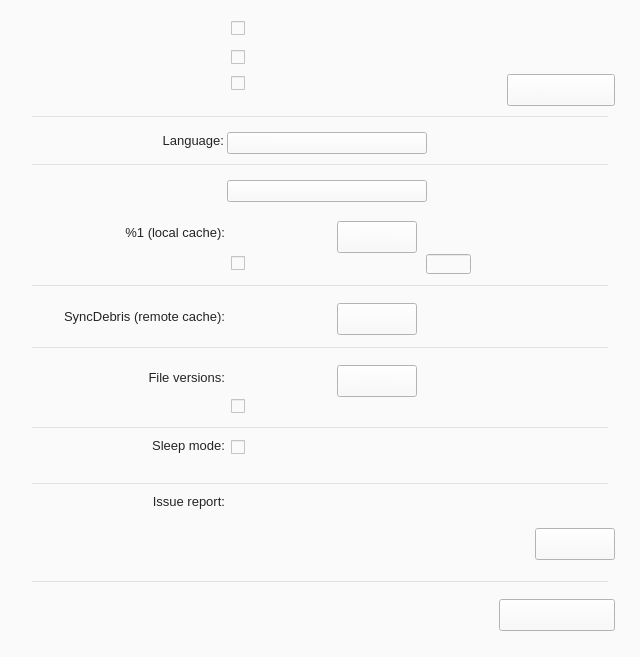
Qt form src/MEGASync/gui/macx/SettingsDialog.ui (meganz/MEGAsync) before a commit.
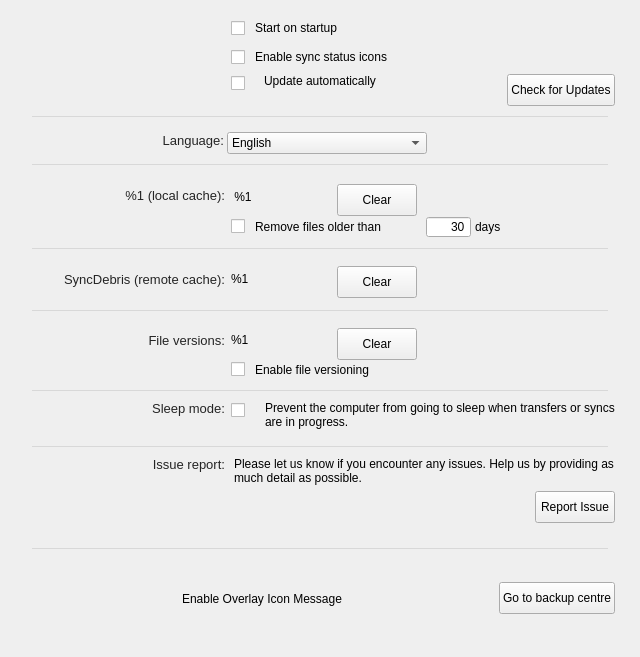
The same form after that commit. Icons and pictures are not drawn. Custom widgets are drawn as their Qt base class.

Commit message: SNC-4849 : remove widgets side from design tokens importer.

The edit to the form file:
```diff
--- a/src/MEGASync/gui/macx/SettingsDialog.ui
+++ b/src/MEGASync/gui/macx/SettingsDialog.ui
@@ -32,12 +32,7 @@
    <string>Settings</string>
   </property>
   <property name="styleSheet">
-   <string notr="true">QWidget {
-background-color: #fafafa; /*colorToken.surface-1*/
-color: #fafafa; /*colorToken.text-primary*/
-}
-
-QGroupBox {
+   <string notr="true">QGroupBox {
   border-radius: 3px;
   border-top: 2px inset rgba(0,0,0,0.05);
   border-left: 1px inset rgba(0,0,0,0.05);
@@ -723,126 +718,6 @@
          </property>
         </widget>
        </item>
-       <item>
-        <widget class="QWidget" name="gThemeSelector" native="true">
-         <property name="sizePolicy">
-          <sizepolicy hsizetype="Preferred" vsizetype="Preferred">
-           <horstretch>0</horstretch>
-           <verstretch>0</verstretch>
-          </sizepolicy>
-         </property>
-         <layout class="QGridLayout" name="gridLayout_8" columnminimumwidth="200,0,0">
-          <property name="leftMargin">
-           <number>25</number>
-          </property>
-          <property name="topMargin">
-           <number>0</number>
-          </property>
-          <property name="rightMargin">
-           <number>25</number>
-          </property>
-          <property name="bottomMargin">
-           <number>0</number>
-          </property>
-          <property name="horizontalSpacing">
-           <number>2</number>
-          </property>
-          <item row="0" column="1">
-           <widget class="QWidget" name="wContainerTheme" native="true">
-            <property name="layoutDirection">
-             <enum>Qt::LeftToRight</enum>
-            </property>
-            <layout class="QHBoxLayout" name="horizontalLayout_15">
-             <property name="leftMargin">
-              <number>0</number>
-             </property>
-             <property name="topMargin">
-              <number>5</number>
-             </property>
-             <property name="rightMargin">
-              <number>0</number>
-             </property>
-             <property name="bottomMargin">
-              <number>0</number>
-             </property>
-             <item>
-              <widget class="QComboBox" name="cbTheme">
-               <property name="sizePolicy">
-                <sizepolicy hsizetype="Preferred" vsizetype="Fixed">
-                 <horstretch>0</horstretch>
-                 <verstretch>0</verstretch>
-                </sizepolicy>
-               </property>
-               <property name="minimumSize">
-                <size>
-                 <width>200</width>
-                 <height>0</height>
-                </size>
-               </property>
-               <property name="maximumSize">
-                <size>
-                 <width>200</width>
-                 <height>16777215</height>
-                </size>
-               </property>
-              </widget>
-             </item>
-            </layout>
-           </widget>
-          </item>
-          <item row="0" column="0">
-           <widget class="QWidget" name="wTheme" native="true">
-            <layout class="QHBoxLayout" name="horizontalLayout_18">
-             <property name="leftMargin">
-              <number>0</number>
-             </property>
-             <property name="topMargin">
-              <number>0</number>
-             </property>
-             <property name="rightMargin">
-              <number>0</number>
-             </property>
-             <property name="bottomMargin">
-              <number>0</number>
-             </property>
-             <item>
-              <widget class="QLabel" name="lTheme">
-               <property name="focusPolicy">
-                <enum>Qt::NoFocus</enum>
-               </property>
-               <property name="styleSheet">
-                <string notr="true"/>
-               </property>
-               <property name="text">
-                <string>Theme:</string>
-               </property>
-               <property name="alignment">
-                <set>Qt::AlignRight|Qt::AlignTrailing|Qt::AlignVCenter</set>
-               </property>
-               <property name="indent">
-                <number>1</number>
-               </property>
-              </widget>
-             </item>
-            </layout>
-           </widget>
-          </item>
-          <item row="0" column="2">
-           <spacer name="horizontalSpacer_3">
-            <property name="orientation">
-             <enum>Qt::Horizontal</enum>
-            </property>
-            <property name="sizeHint" stdset="0">
-             <size>
-              <width>40</width>
-              <height>20</height>
-             </size>
-            </property>
-           </spacer>
-          </item>
-         </layout>
-        </widget>
-       </item>
        <item>
         <widget class="QWidget" name="gDebris" native="true">
          <layout class="QVBoxLayout" name="verticalLayout_5">
```
Left out of the diff: 2 changed lines with no effect on the pictures. The commit also changes 85 other files.
